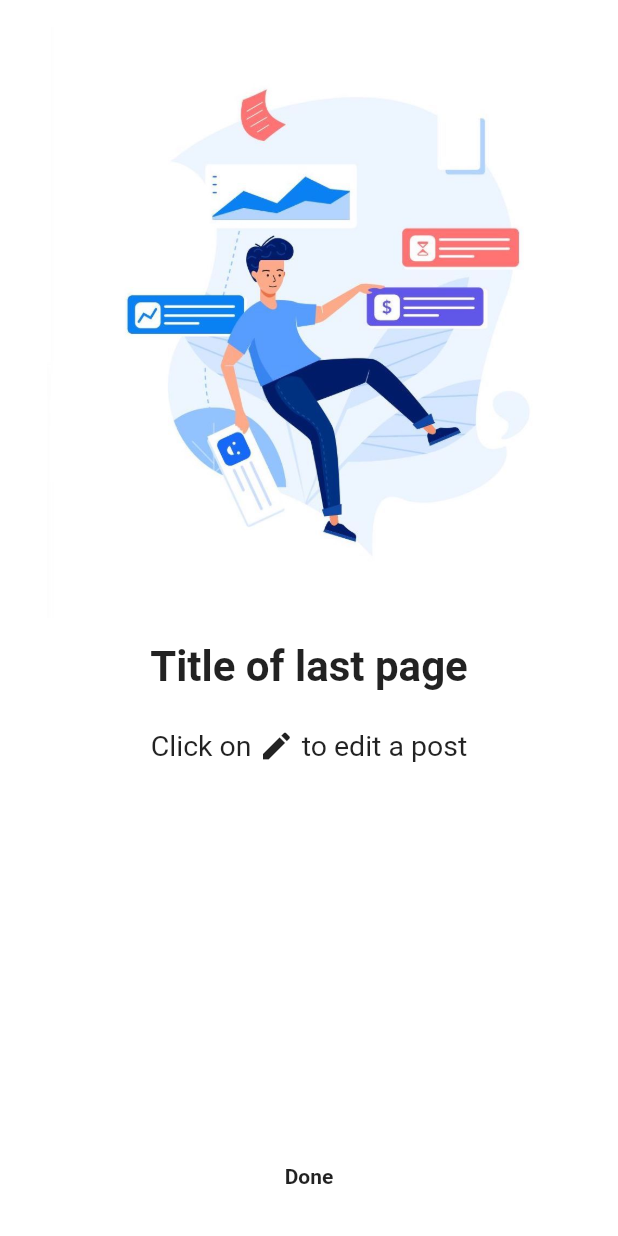
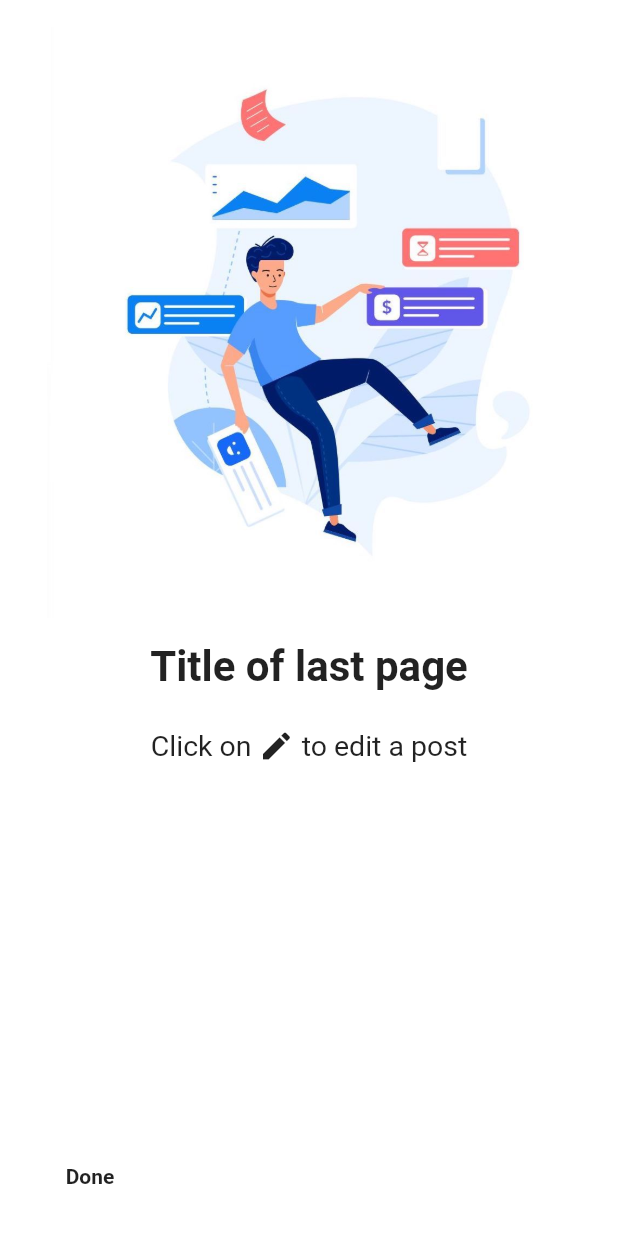
Before and after one commit to Pyozer/introduction_screen, a Flutter app: the screen it shows after launch, swiped to page 5, on a phone screen of 412 x 824 dp. Run offline on Flutter 3.47's test engine with Material 2 defaults, Android fonts, the phone set to English and light mode, and no system bars; our stand-ins replace dots_indicator.

```diff
--- a/lib/src/introduction_screen.dart
+++ b/lib/src/introduction_screen.dart
@@ -243,17 +243,21 @@ class IntroductionScreenState extends State<IntroductionScreen> {
             left: 16.0,
             right: 16.0,
             child: SafeArea(
-              child: isLastPage ? Expanded(
+              child: Row(
+                children: [
+                  if (isLastPage)
+                    Expanded(
                       flex: widget.nextFlex,
                       child: doneBtn
-                ): Row(
-                children: [
+                    ),
+                  if (!isLastPage)
                     Expanded(
                      flex: widget.skipFlex,
                       child: isSkipBtn
                           ? skipBtn
                           : Opacity(opacity: 0.0, child: skipBtn),
                     ),
+                  if (!isLastPage)
                     Expanded(
                       flex: widget.dotsFlex,
                       child: Center(
@@ -269,11 +273,10 @@ class IntroductionScreenState extends State<IntroductionScreen> {
                             : const SizedBox(),
                       ),
                     ),
+                  if (!isLastPage)
                     Expanded(
                       flex: widget.nextFlex,
-                    child: isLastPage
-                        ? doneBtn
-                        : widget.showNextButton
+                      child: widget.showNextButton
                               ? nextBtn
                               : Opacity(opacity: 0.0, child: nextBtn),
                   ),
```
Lines whose indentation alone changed are shown as unchanged.
